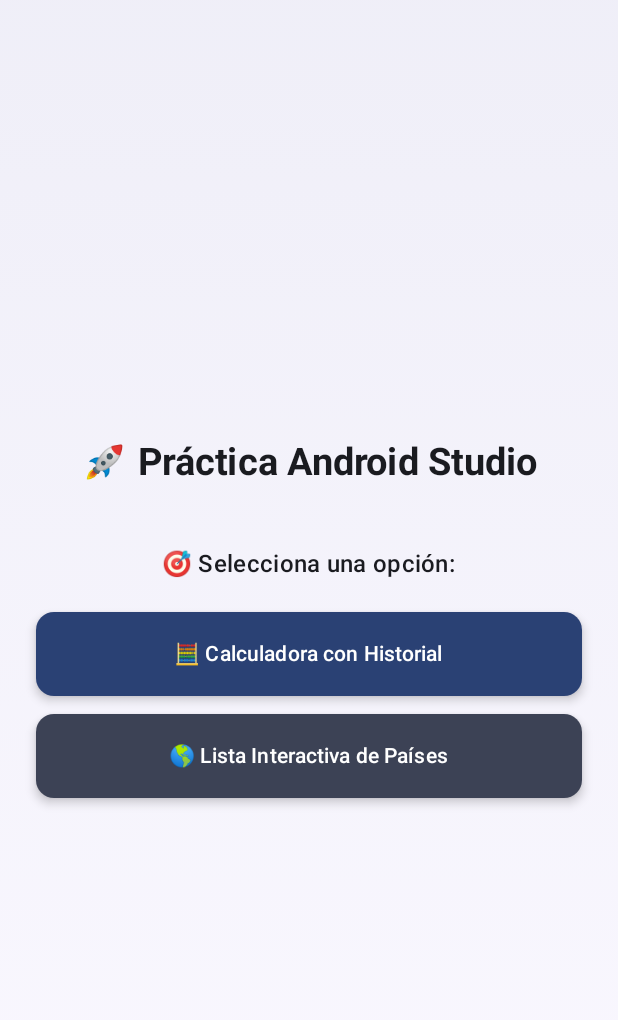
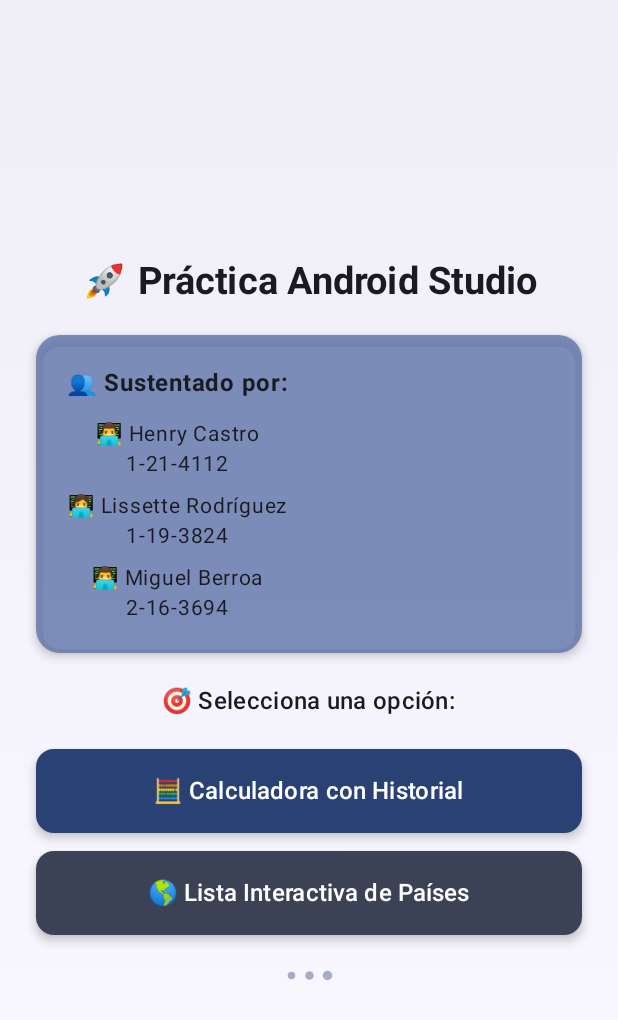
Before and after one commit to victortejeda/Calculetorandcountry, an Android app built with Jetpack Compose: the screen it shows after launch (MainActivity), on a phone screen of 412 x 824 dp. Shown: the top 1020 px of the screen. Run offline under Robolectric (Android 15) with nearby library versions, the phone set to English and light mode, and no system bars; 1 statement that could not run was skipped.

Commit message:
🔧 Corregir problemas de UI y funcionalidad - Agregar créditos de estudiantes con animaciones - Mejorar MenuScreen con tarjeta de créditos y elementos decorativos - Corregir historial de calculadora con Card y altura fija - Asegurar compatibilidad con modo claro y oscuro - Mejorar colores y contrastes para mejor visibilidad

```diff
--- a/app/src/main/java/com/example/myapplication15/MainActivity.kt
+++ b/app/src/main/java/com/example/myapplication15/MainActivity.kt
@@ -123,30 +123,116 @@ fun MenuScreen(navController: NavController) {
                 textAlign = TextAlign.Center,
                 modifier = Modifier.scale(pulseScale)
             )
-            Spacer(modifier = Modifier.height(40.dp))
-            Text(text = "🎯 Selecciona una opción:", style = MaterialTheme.typography.titleMedium)
+
             Spacer(modifier = Modifier.height(20.dp))
+
+            // Tarjeta de créditos con animación
+            Card(
+                modifier = Modifier
+                    .fillMaxWidth()
+                    .scale(scaleIn),
+                colors = CardDefaults.cardColors(
+                    containerColor = MaterialTheme.colorScheme.primaryContainer.copy(alpha = 0.8f)
+                ),
+                shape = RoundedCornerShape(16.dp),
+                elevation = CardDefaults.cardElevation(defaultElevation = 4.dp)
+            ) {
+                Column(
+                    modifier = Modifier.padding(20.dp),
+                    horizontalAlignment = Alignment.CenterHorizontally
+                ) {
+                    Text(
+                        text = "👥 Sustentado por:",
+                        fontSize = 16.sp,
+                        fontWeight = FontWeight.Bold,
+                        textAlign = TextAlign.Center
+                    )
+                    Spacer(modifier = Modifier.height(12.dp))
+                    Text(
+                        text = "👨‍💻 Henry Castro\n1-21-4112",
+                        fontSize = 14.sp,
+                        textAlign = TextAlign.Center,
+                        lineHeight = 20.sp
+                    )
+                    Spacer(modifier = Modifier.height(8.dp))
+                    Text(
+                        text = "👩‍💻 Lissette Rodríguez\n1-19-3824",
+                        fontSize = 14.sp,
+                        textAlign = TextAlign.Center,
+                        lineHeight = 20.sp
+                    )
+                    Spacer(modifier = Modifier.height(8.dp))
+                    Text(
+                        text = "👨‍💻 Miguel Berroa\n2-16-3694",
+                        fontSize = 14.sp,
+                        textAlign = TextAlign.Center,
+                        lineHeight = 20.sp
+                    )
+                }
+            }
+
+            Spacer(modifier = Modifier.height(20.dp))
+
+            Text(
+                text = "🎯 Selecciona una opción:",
+                style = MaterialTheme.typography.titleMedium,
+                alpha = 0.8f
+            )
+
+            Spacer(modifier = Modifier.height(20.dp))
+
+            // Botones con animaciones
             Button(
                 onClick = { navController.navigate("calculator") },
                 modifier = Modifier
                     .fillMaxWidth()
-                    .height(56.dp),
+                    .height(56.dp)
+                    .scale(scaleIn),
+                colors = androidx.compose.material3.ButtonDefaults.buttonColors(
+                    containerColor = MaterialTheme.colorScheme.primary,
+                    contentColor = MaterialTheme.colorScheme.onPrimary
+                ),
                 shape = RoundedCornerShape(12.dp),
-                elevation = ButtonDefaults.buttonElevation(defaultElevation = 4.dp)
+                elevation = androidx.compose.material3.ButtonDefaults.buttonElevation(defaultElevation = 4.dp)
             ) {
-                Text(text = "🧮 Calculadora con Historial", fontWeight = FontWeight.Medium)
+                Text(text = "🧮 Calculadora con Historial", fontSize = 16.sp, fontWeight = FontWeight.Medium)
             }
+
             Spacer(modifier = Modifier.height(12.dp))
+
             Button(
                 onClick = { navController.navigate("countries") },
                 modifier = Modifier
                     .fillMaxWidth()
-                    .height(56.dp),
-                colors = ButtonDefaults.buttonColors(containerColor = MaterialTheme.colorScheme.secondary),
+                    .height(56.dp)
+                    .scale(scaleIn),
+                colors = androidx.compose.material3.ButtonDefaults.buttonColors(
+                    containerColor = MaterialTheme.colorScheme.secondary,
+                    contentColor = MaterialTheme.colorScheme.onSecondary
+                ),
                 shape = RoundedCornerShape(12.dp),
-                elevation = ButtonDefaults.buttonElevation(defaultElevation = 4.dp)
+                elevation = androidx.compose.material3.ButtonDefaults.buttonElevation(defaultElevation = 4.dp)
             ) {
-                Text(text = "🌎 Lista Interactiva de Países", fontWeight = FontWeight.Medium)
+                Text(text = "🌎 Lista Interactiva de Países", fontSize = 16.sp, fontWeight = FontWeight.Medium)
+            }
+
+            // Elementos decorativos sutiles
+            Spacer(modifier = Modifier.height(24.dp))
+
+            Row(
+                horizontalArrangement = Arrangement.spacedBy(6.dp)
+            ) {
+                repeat(3) { index ->
+                    Box(
+                        modifier = Modifier
+                            .size(6.dp)
+                            .scale(pulseScale * (0.8f + index * 0.1f))
+                            .background(
+                                MaterialTheme.colorScheme.primary.copy(alpha = 0.4f),
+                                shape = androidx.compose.foundation.shape.CircleShape
+                            )
+                    )
+                }
             }
         }
     }
@@ -257,7 +343,19 @@ fun CalculatorScreen(navController: NavController) {
             if (history.isEmpty()) {
                 Text("Aún no hay operaciones.", modifier = Modifier.fillMaxWidth(), textAlign = TextAlign.Center, style = MaterialTheme.typography.bodyMedium)
             } else {
-                LazyColumn(modifier = Modifier.fillMaxWidth()) {
+                Card(
+                    modifier = Modifier
+                        .fillMaxWidth()
+                        .height(200.dp),
+                    colors = CardDefaults.cardColors(
+                        containerColor = MaterialTheme.colorScheme.surfaceVariant
+                    )
+                ) {
+                    LazyColumn(
+                        modifier = Modifier
+                            .fillMaxSize()
+                            .padding(8.dp)
+                    ) {
                         // La clave ahora es el ID único del HistoryEntry, solucionando el crash
                         items(items = history, key = { it.id }) { entry ->
                             Row(
@@ -267,9 +365,18 @@ fun CalculatorScreen(navController: NavController) {
                                 verticalAlignment = Alignment.CenterVertically,
                                 horizontalArrangement = Arrangement.SpaceBetween
                             ) {
-                            Text(entry.calculation, modifier = Modifier.weight(1f))
+                                Text(
+                                    entry.calculation,
+                                    modifier = Modifier.weight(1f),
+                                    style = MaterialTheme.typography.bodyMedium
+                                )
                                 IconButton(onClick = { history.remove(entry) }) {
-                                Icon(Icons.Default.Delete, contentDescription = "Borrar entrada", tint = MaterialTheme.colorScheme.error)
+                                    Icon(
+                                        Icons.Default.Delete,
+                                        contentDescription = "Borrar entrada",
+                                        tint = MaterialTheme.colorScheme.error
+                                    )
+                                }
                             }
                         }
                     }
```
Lines whose indentation alone changed are shown as unchanged.
